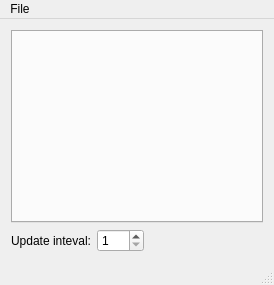
This is qutefan.ui in loathingKernel/Qutefan as Qt 5 draws it before an edit. The edited form follows.
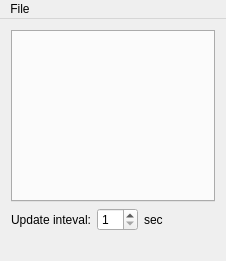
This is the edited form. Icons and pictures are not drawn.

```diff
--- a/qutefan.ui
+++ b/qutefan.ui
@@ -6,10 +6,16 @@
    <rect>
     <x>0</x>
     <y>0</y>
-    <width>274</width>
-    <height>285</height>
+    <width>226</width>
+    <height>261</height>
    </rect>
   </property>
+  <property name="sizePolicy">
+   <sizepolicy hsizetype="Minimum" vsizetype="Minimum">
+    <horstretch>0</horstretch>
+    <verstretch>0</verstretch>
+   </sizepolicy>
+  </property>
   <property name="windowTitle">
    <string>QuteFan</string>
   </property>
@@ -44,7 +50,14 @@
          <number>1</number>
         </property>
         <property name="maximum">
-         <number>120</number>
+         <number>20</number>
+        </property>
+       </widget>
+      </item>
+      <item>
+       <widget class="QLabel" name="labelIntervalUnit">
+        <property name="text">
+         <string>sec</string>
         </property>
        </widget>
       </item>
@@ -65,7 +78,11 @@
     </item>
    </layout>
   </widget>
-  <widget class="QStatusBar" name="statusBar"/>
+  <widget class="QStatusBar" name="statusBar">
+   <property name="sizeGripEnabled">
+    <bool>false</bool>
+   </property>
+  </widget>
   <widget class="QMenuBar" name="menuBar">
    <property name="enabled">
     <bool>true</bool>
@@ -74,7 +91,7 @@
     <rect>
      <x>0</x>
      <y>0</y>
-     <width>274</width>
+     <width>226</width>
      <height>21</height>
     </rect>
    </property>
```
Left out of the diff: 4 changed lines with no effect on the pictures.
